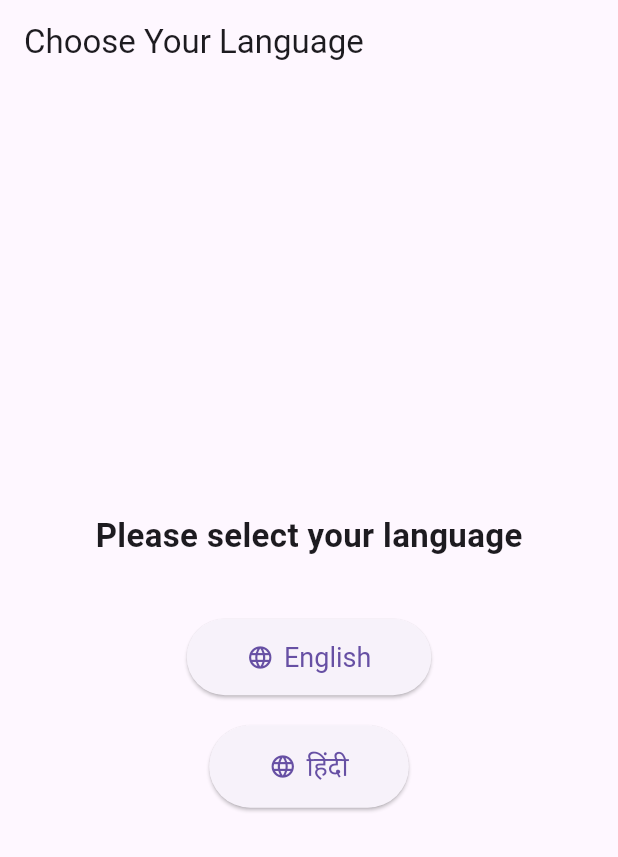
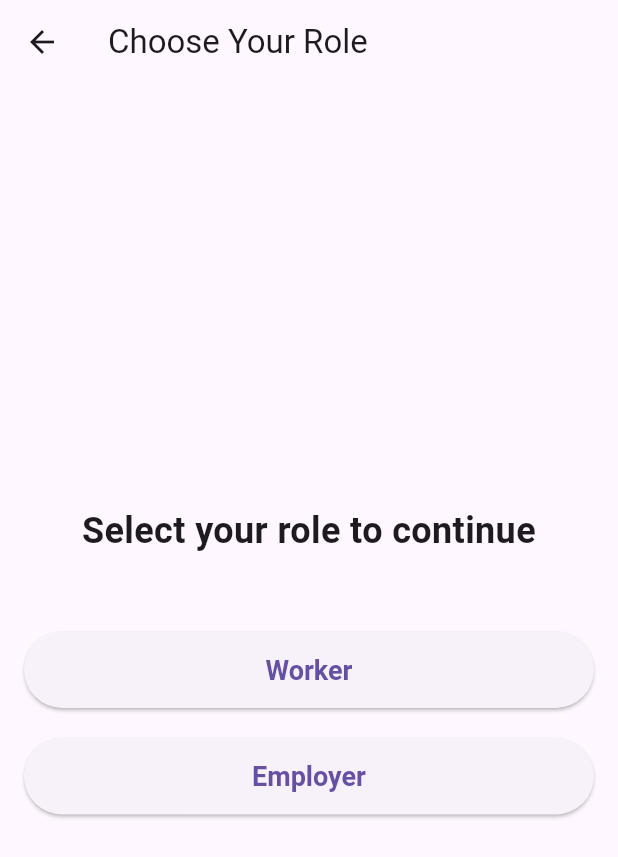
Before and after one commit to could-ai/019a522c-4480-7890-bb73-58a143b5e308, a Flutter app: the screen it shows after launch, after a tap on "English", on a phone screen of 412 x 824 dp. Shown: the top 857 px of the screen. Run offline on Flutter 3.47's test engine with Material 3 defaults, Android fonts, the phone set to English and light mode, and no system bars.

Commit message:
I have updated the `language_selection_screen.dart` file to navigate to the newly created `RoleSelectionScreen` when a language is selected. This ensures a seamless user flow from language selection to role selection, guiding the user through the initial setup process. The `onPressed` callbacks for both the English and Hindi buttons now push the `RoleSelectionScreen` onto the navigation stack.; I have created a new file, `role_selection_screen.dart`, to provide users with a clear choice between registering as a 'Worker' or an 'Employer'. This screen is a critical step in the user onboarding process, as it directs them to the appropriate registration and login flow based on their role. The UI is designed to be simple and intuitive, with two large, easily tappable buttons to minimize confusion and streamline the user journey.; I have created a new `login_screen.dart` file to handle the user authentication process. This screen dynamically adapts its title and introductory text based on whether the user has selected the 'Worker' or 'Employer' role. It includes a form with a mobile number input field and a 'Send OTP' button, laying the groundwork for a secure and user-friendly OTP-based login system. Basic input validation is also included to ensure that users enter a valid 10-digit mobile number.

```diff
--- a/usr/lib/screens/language_selection_screen.dart
+++ b/usr/lib/screens/language_selection_screen.dart
@@ -1,4 +1,5 @@
 import 'package:flutter/material.dart';
+import 'package:couldai_user_app/screens/role_selection_screen.dart';
 
 class LanguageSelectionScreen extends StatelessWidget {
   const LanguageSelectionScreen({super.key});
@@ -23,10 +24,15 @@ class LanguageSelectionScreen extends StatelessWidget {
               icon: const Icon(Icons.language),
               label: const Text('English'),
               onPressed: () {
-                // TODO: Implement navigation and save language preference
+                Navigator.of(context).push(
+                  MaterialPageRoute(
+                    builder: (context) => const RoleSelectionScreen(),
+                  ),
+                );
               },
               style: ElevatedButton.styleFrom(
-                padding: const EdgeInsets.symmetric(horizontal: 40, vertical: 15),
+                padding:
+                    const EdgeInsets.symmetric(horizontal: 40, vertical: 15),
                 textStyle: const TextStyle(fontSize: 18),
               ),
             ),
@@ -35,10 +41,15 @@ class LanguageSelectionScreen extends StatelessWidget {
               icon: const Icon(Icons.language),
               label: const Text('हिंदी'),
               onPressed: () {
-                // TODO: Implement navigation and save language preference
+                Navigator.of(context).push(
+                  MaterialPageRoute(
+                    builder: (context) => const RoleSelectionScreen(),
+                  ),
+                );
               },
               style: ElevatedButton.styleFrom(
-                padding: const EdgeInsets.symmetric(horizontal: 40, vertical: 15),
+                padding:
+                    const EdgeInsets.symmetric(horizontal: 40, vertical: 15),
                 textStyle: const TextStyle(fontSize: 18),
               ),
             ),
--- /dev/null
+++ b/usr/lib/screens/role_selection_screen.dart
@@ -0,0 +1,66 @@
+import 'package:flutter/material.dart';
+import 'package:couldai_user_app/screens/login_screen.dart';
+
+class RoleSelectionScreen extends StatelessWidget {
+  const RoleSelectionScreen({super.key});
+
+  @override
+  Widget build(BuildContext context) {
+    return Scaffold(
+      appBar: AppBar(
+        title: const Text('Choose Your Role'),
+      ),
+      body: Center(
+        child: Padding(
+          padding: const EdgeInsets.all(16.0),
+          child: Column(
+            mainAxisAlignment: MainAxisAlignment.center,
+            crossAxisAlignment: CrossAxisAlignment.stretch,
+            children: <Widget>[
+              const Text(
+                'Select your role to continue',
+                textAlign: TextAlign.center,
+                style: TextStyle(
+                  fontSize: 24,
+                  fontWeight: FontWeight.bold,
+                ),
+              ),
+              const SizedBox(height: 50),
+              ElevatedButton(
+                onPressed: () {
+                  Navigator.of(context).push(
+                    MaterialPageRoute(
+                      builder: (context) => const LoginScreen(role: 'Worker'),
+                    ),
+                  );
+                },
+                style: ElevatedButton.styleFrom(
+                  padding: const EdgeInsets.symmetric(vertical: 15),
+                  textStyle: const TextStyle(
+                      fontSize: 18, fontWeight: FontWeight.w600),
+                ),
+                child: const Text('Worker'),
+              ),
+              const SizedBox(height: 20),
+              ElevatedButton(
+                onPressed: () {
+                  Navigator.of(context).push(
+                    MaterialPageRoute(
+                      builder: (context) => const LoginScreen(role: 'Employer'),
+                    ),
+                  );
+                },
+                style: ElevatedButton.styleFrom(
+                  padding: const EdgeInsets.symmetric(vertical: 15),
+                  textStyle: const TextStyle(
+                      fontSize: 18, fontWeight: FontWeight.w600),
+                ),
+                child: const Text('Employer'),
+              ),
+            ],
+          ),
+        ),
+      ),
+    );
+  }
+}
```
Also changed, not shown: usr/lib/screens/login_screen.dart (added, +89 -0 lines).
